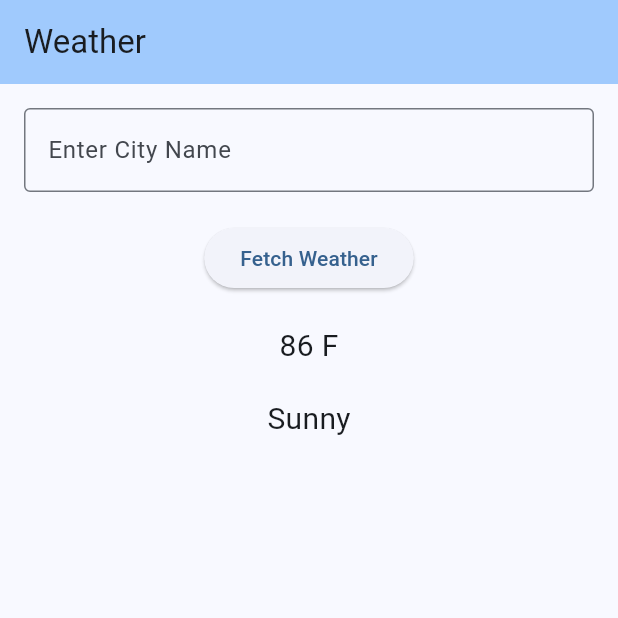
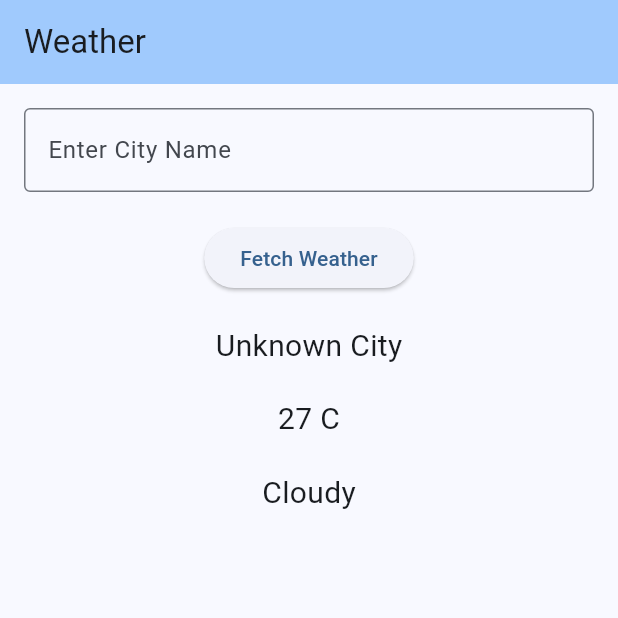
Before and after one commit to chris6896/weather_info_app, a Flutter app: the screen it shows after launch, after a tap on "Fetch Weather", on a phone screen of 412 x 824 dp, the top half of it. Run offline on Flutter 3.47's test engine with Material 3 defaults, Android fonts, the phone set to English and light mode, and no system bars.

Commit message:
Simulated weather data for input city

```diff
--- a/lib/main.dart
+++ b/lib/main.dart
@@ -1,5 +1,5 @@
 import 'package:flutter/material.dart';
-
+import 'dart:math';
 void main() {
   runApp(const MyApp());
 }
@@ -24,8 +24,6 @@ class MyApp extends StatelessWidget {
 class WeatherScreen extends StatefulWidget {
   const WeatherScreen({super.key});
 
-
-
   @override
   State<WeatherScreen> createState() => _WeatherScreenState();
 }
@@ -41,8 +39,13 @@ class _WeatherScreenState extends State<WeatherScreen> {
       _cityName = _cityController.text.isNotEmpty
         ? _cityController.text
         : "Unknown City";
-      _temperature = "86 F";
-      _weatherCondition = "Sunny";
+
+      final random = Random();
+      int temp = 15 + random.nextInt(16);
+      _temperature = "$temp C";
+
+      List<String> conditions = ['Sunny','Rainy','Cloudy'];
+      _weatherCondition = conditions[random.nextInt(3)];
     });
   }
 
@@ -72,6 +75,11 @@ class _WeatherScreenState extends State<WeatherScreen> {
             ),
             const SizedBox(height: 20),
             Text(
+              _cityName,
+              style: const TextStyle(fontSize: 20),
+            ),
+            const SizedBox(height: 20),
+            Text(
               _temperature,
               style: const TextStyle(fontSize: 20),
             ),
```
